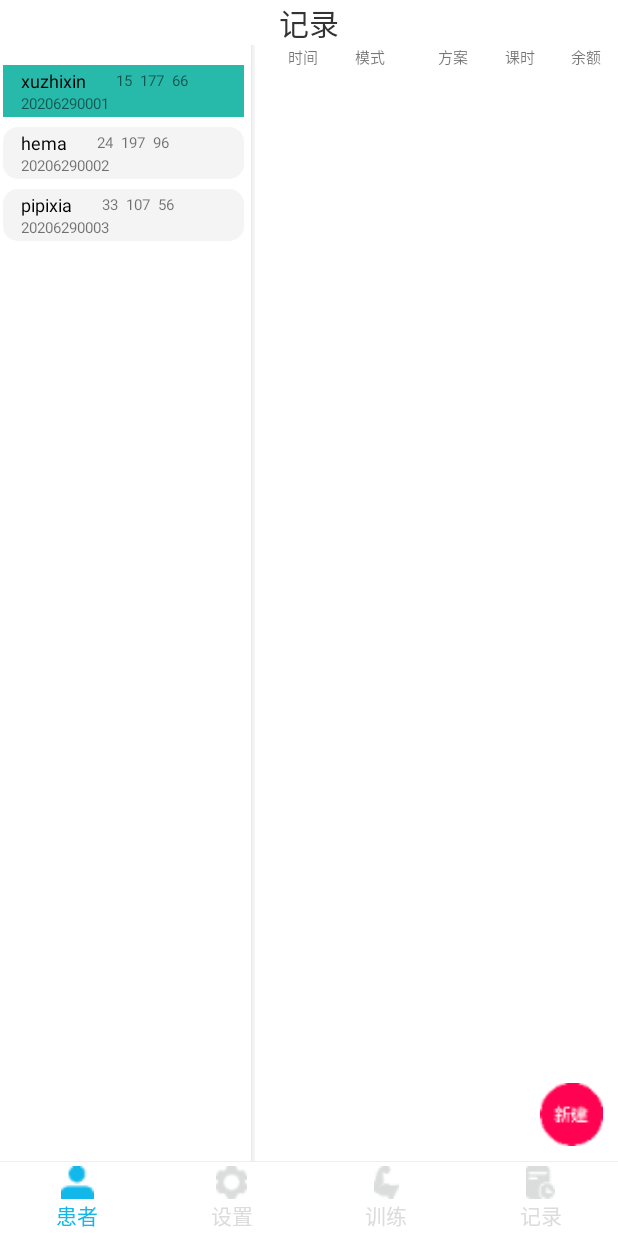
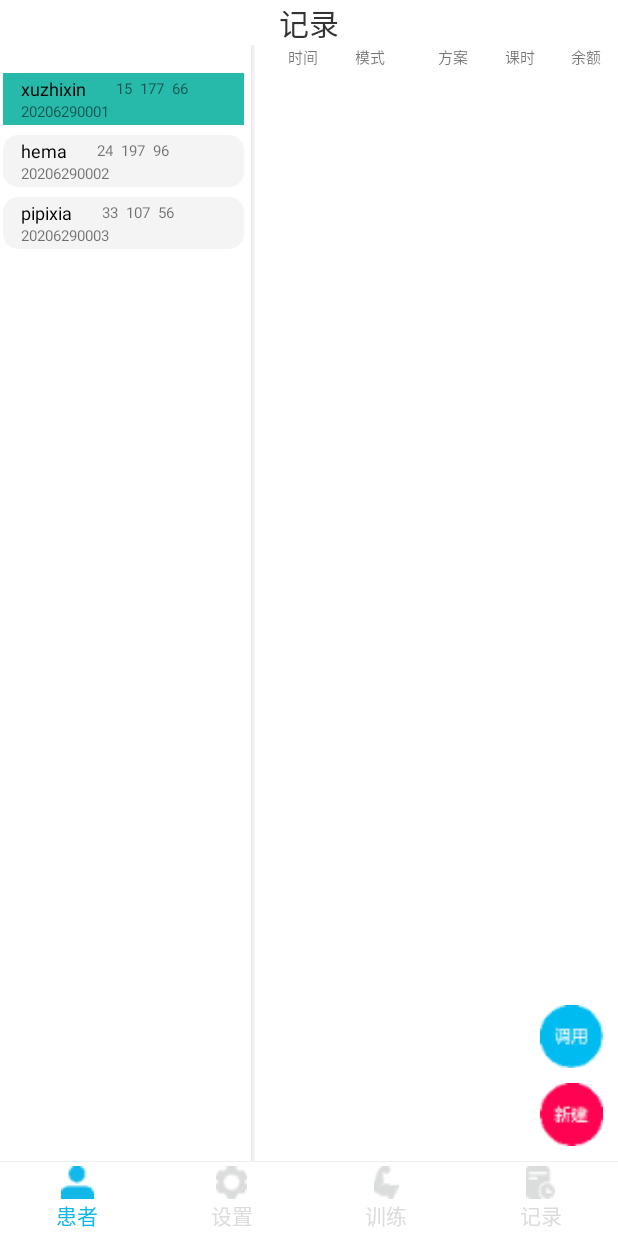
Before and after one commit to oomadj/pipi, an Android app: the fragment UserListFragment placed in its activity, after a tap on an icon or button, on a phone screen of 412 x 824 dp. Run offline under Robolectric (Android 15) with nearby library versions, the phone set to English and light mode, and no system bars; our stand-ins replace Room's generated code; 3 statements that could not run were skipped.

Commit message:
训练用户列表的数据源修改

```diff
--- a/MiraclinkClothes/app/src/main/java/com/miraclink/content/ContentActivity.java
+++ b/MiraclinkClothes/app/src/main/java/com/miraclink/content/ContentActivity.java
@@ -38,10 +38,13 @@ import com.miraclink.content.list.UserListFragment;
 import com.miraclink.content.setting.SettingsFragment;
 import com.miraclink.database.IUserDatabaseManager;
 import com.miraclink.database.UserDatabaseManager;
+import com.miraclink.model.User;
 import com.miraclink.utils.AppExecutors;
 import com.miraclink.utils.BroadCastAction;
 import com.miraclink.utils.LogUtil;
 import com.miraclink.utils.SharePreUtils;
+
+import java.util.ArrayList;
 
 public class ContentActivity extends BaseActivity implements View.OnClickListener {
     private static final String TAG = ContentActivity.class.getSimpleName();
@@ -81,6 +84,8 @@ public class ContentActivity extends BaseActivity implements View.OnClickListene
     public static int mState = UART_PROFILE_DISCONNECTED;
 
     public boolean isNewBuild = false;
+
+    public ArrayList<String> checkUserIds = new ArrayList<>();
 
     @Override
     protected void onCreate(@Nullable Bundle savedInstanceState) {
--- a/MiraclinkClothes/app/src/main/java/com/miraclink/content/list/UserListFragment.java
+++ b/MiraclinkClothes/app/src/main/java/com/miraclink/content/list/UserListFragment.java
@@ -35,7 +35,7 @@ import com.miraclink.widget.UserListRecyclerDecoration;
 import java.util.ArrayList;
 import java.util.List;
 
-public class UserListFragment extends Fragment implements UserListAdapter.OnUserListItemClick, IUserDatabaseManager.QueryAllUserCallback, View.OnClickListener,IUserDatabaseManager.QueryCheckHistoryByIdCallback {
+public class UserListFragment extends Fragment implements UserListAdapter.OnUserListItemClick, IUserDatabaseManager.QueryAllUserCallback, View.OnClickListener, IUserDatabaseManager.QueryCheckHistoryByIdCallback {
     private static final String TAG = UserListFragment.class.getSimpleName();
     private RecyclerView recyclerUser;
     private UserListAdapter userAdapter;
@@ -45,10 +45,18 @@ public class UserListFragment extends Fragment implements UserListAdapter.OnUser
     private BroadcastReceiver receiver;
     private IUserDatabaseManager iUserDatabaseManager;
 
-    private ImageView imgNew;
+    private ImageView imgNew, imgGetUser;
+    private String thisUserId;
 
     private RecyclerView recyclerHistory;
     private CheckHistoryAdapter historyAdapter;
+    ContentActivity activity;
+
+    @Override
+    public void onAttach(@NonNull Context context) {
+        super.onAttach(context);
+        activity = (ContentActivity) getActivity();
+    }
 
     @Nullable
     @Override
@@ -77,7 +85,7 @@ public class UserListFragment extends Fragment implements UserListAdapter.OnUser
             presenter.queryAllUser(iUserDatabaseManager, this);
         }
 
-        presenter.queryCheckHistoryByID(iUserDatabaseManager,this,SharePreUtils.getCurrentID(getContext()));
+        presenter.queryCheckHistoryByID(iUserDatabaseManager, this, SharePreUtils.getCurrentID(getContext()));
     }
 
     @Override
@@ -114,6 +122,9 @@ public class UserListFragment extends Fragment implements UserListAdapter.OnUser
                     if (SharePreUtils.getCurrentID(getContext()).isEmpty()) {
                         SharePreUtils.setCurrentID(getContext(), users.get(0).getID()); // init select 0
                     }
+                    if (thisUserId.isEmpty()) {
+                        thisUserId = users.get(0).getID();
+                    }
                 }
             }
         };
@@ -127,6 +138,8 @@ public class UserListFragment extends Fragment implements UserListAdapter.OnUser
         recyclerUser.addItemDecoration(decoration);
         imgNew = view.findViewById(R.id.imgUserListFragmentNew);
         imgNew.setOnClickListener(this);
+        imgGetUser = view.findViewById(R.id.imgUserListFragmentGet);
+        imgGetUser.setOnClickListener(this);
 
         LinearLayoutManager layoutManager = new LinearLayoutManager(getContext());
         recyclerHistory = view.findViewById(R.id.recyclerUserListFragmentHistory);
@@ -136,9 +149,10 @@ public class UserListFragment extends Fragment implements UserListAdapter.OnUser
 
     @Override
     public void onItemClick(int position, String id) {
+        thisUserId = users.get(position).getID();
         SharePreUtils.setCurrentID(getContext(), users.get(position).getID());  // save check user id
         getContext().sendBroadcast(new Intent(BroadCastAction.USER_CHANGED));  // user changed
-        presenter.queryCheckHistoryByID(iUserDatabaseManager,this,users.get(position).getID());
+        presenter.queryCheckHistoryByID(iUserDatabaseManager, this, users.get(position).getID());
     }
 
     @Override
@@ -152,8 +166,17 @@ public class UserListFragment extends Fragment implements UserListAdapter.OnUser
 
     @Override
     public void onClick(View v) {
-        ContentActivity activity = (ContentActivity) getActivity();
-        activity.setTabSelection(0, true);
+        switch (v.getId()) {
+            case R.id.imgUserListFragmentNew:
+                activity.setTabSelection(0, true);
+                break;
+            case R.id.imgUserListFragmentGet:
+                activity.checkUserIds.add(thisUserId);
+                activity.setTabSelection(2, false);
+                break;
+            default:
+                break;
+        }
     }
 
     @Override
--- a/MiraclinkClothes/app/src/main/java/com/miraclink/content/setting/SettingsFragment.java
+++ b/MiraclinkClothes/app/src/main/java/com/miraclink/content/setting/SettingsFragment.java
@@ -159,6 +159,7 @@ public class SettingsFragment extends Fragment implements View.OnClickListener,
 
                 //} else {
                 LogUtil.i(TAG,"click user: time:"+time+"strong:"+strong+"rate:"+rate+"compose:"+compose+"mode:"+mode);
+                activity.checkUserIds.add("20206290001");
                 presenter.updateUserSettings(iUserDatabaseManager, time, strong, rate, compose, mode, SharePreUtils.getCurrentID(getContext()));
                 activity.setTabSelection(2,false);
                 //}
--- a/MiraclinkClothes/app/src/main/java/com/miraclink/database/IUserDatabaseManager.java
+++ b/MiraclinkClothes/app/src/main/java/com/miraclink/database/IUserDatabaseManager.java
@@ -29,6 +29,12 @@ public interface IUserDatabaseManager {
     void queryUserByID(QueryUserByIDCallback callback, String ID);
     //User queryUserByID(String ID);
 
+    //通过id列表查找
+    interface QueryUserByCheckIDsCallback {
+        void onQueriedCheckUser(List<User> users);
+    }
+    void queryCheckUserList(QueryUserByCheckIDsCallback callback,String[] ids);
+
     //check history
     interface QueryCheckHistoryCallback {
         void onQueried(List<CheckHistory> historyList);
--- a/MiraclinkClothes/app/src/main/java/com/miraclink/database/UserDao.java
+++ b/MiraclinkClothes/app/src/main/java/com/miraclink/database/UserDao.java
@@ -34,4 +34,8 @@ public interface UserDao {
 
     @Query("UPDATE user SET time = :time,strong =:strong,rate =:rate,compose =:compose,mode =:mode WHERE ID = :ID")
     void update(int time, int strong, int rate, int compose, int mode, String ID);
+
+    //通过用户id数组查找 训练列表的用户
+    @Query("SELECT * FROM user WHERE ID IN (:ids)")
+    List<User> getCheckListUser(String[] ids);
 }
--- a/MiraclinkClothes/app/src/main/res/layout/fragment_user_list.xml
+++ b/MiraclinkClothes/app/src/main/res/layout/fragment_user_list.xml
@@ -39,7 +39,7 @@
             android:id="@+id/recyclerUserListFragmentUser"
             android:layout_width="0dp"
             android:layout_height="0dp"
-            android:layout_marginTop="10dp"
+            android:layout_marginTop="15dp"
             app:layout_constraintBottom_toBottomOf="parent"
             app:layout_constraintEnd_toEndOf="parent"
             app:layout_constraintStart_toStartOf="parent"
@@ -123,6 +123,7 @@
             android:id="@+id/recyclerUserListFragmentHistory"
             android:layout_width="0dp"
             android:layout_height="0dp"
+            android:layout_marginTop="5dp"
             app:layout_constraintBottom_toBottomOf="parent"
             app:layout_constraintEnd_toEndOf="parent"
             app:layout_constraintStart_toStartOf="parent"
@@ -138,6 +139,16 @@
             app:layout_constraintBottom_toBottomOf="parent"
             app:layout_constraintEnd_toEndOf="parent"/>
 
+        <androidx.appcompat.widget.AppCompatImageView
+            android:id="@+id/imgUserListFragmentGet"
+            android:layout_width="42dp"
+            android:layout_height="42dp"
+            android:layout_marginEnd="10dp"
+            android:layout_marginBottom="10dp"
+            android:src="@drawable/icon_get_user"
+            app:layout_constraintBottom_toTopOf="@id/imgUserListFragmentNew"
+            app:layout_constraintEnd_toEndOf="parent"/>
+
 
     </androidx.constraintlayout.widget.ConstraintLayout>
 
--- a/MiraclinkClothes/app/src/main/res/values/strings.xml
+++ b/MiraclinkClothes/app/src/main/res/values/strings.xml
@@ -64,4 +64,11 @@
     <string name="program">方案</string>
     <string name="class_hour">课时</string>
     <string name="balance">余额</string>
+
+    <string name="id_null_text">ID不能为空</string>
+    <string name="name_null_text">名字不能为空</string>
+    <string name="age_null_text">年龄不能为空</string>
+    <string name="height_null_text">身高不能为空</string>
+    <string name="weight_null_text">体重不能为空</string>
+
 </resources>
```
Also changed, not shown: MiraclinkClothes/app/src/main/java/com/miraclink/content/check/UserCheckContract.java (+11 -6 lines), MiraclinkClothes/app/src/main/java/com/miraclink/content/check/UserCheckFragment.java (+34 -3 lines), MiraclinkClothes/app/src/main/java/com/miraclink/content/check/UserCheckPresenter.java (+7 -2 lines), MiraclinkClothes/app/src/main/java/com/miraclink/content/info/UserInfoFragment.java (+26 -1 lines), MiraclinkClothes/app/src/main/java/com/miraclink/database/UserDatabaseManager.java (+18 -1 lines), MiraclinkClothes/app/src/main/java/com/miraclink/utils/Utils.java (+9 -0 lines), MiraclinkClothes/app/src/main/res/drawable-xxxhdpi/icon_get_user.png (added).
